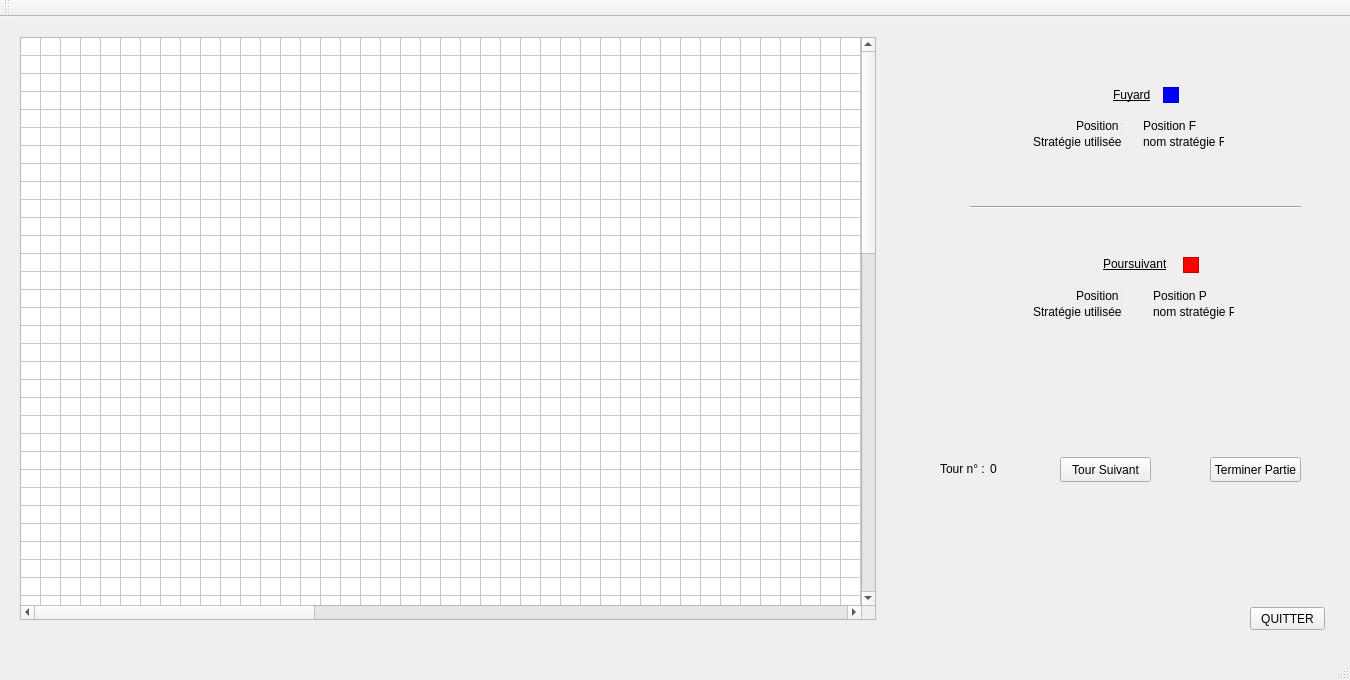
The window that mainwindow.ui (L3TZ/CoursePoursuite) describes before a commit, drawn with Qt 5.
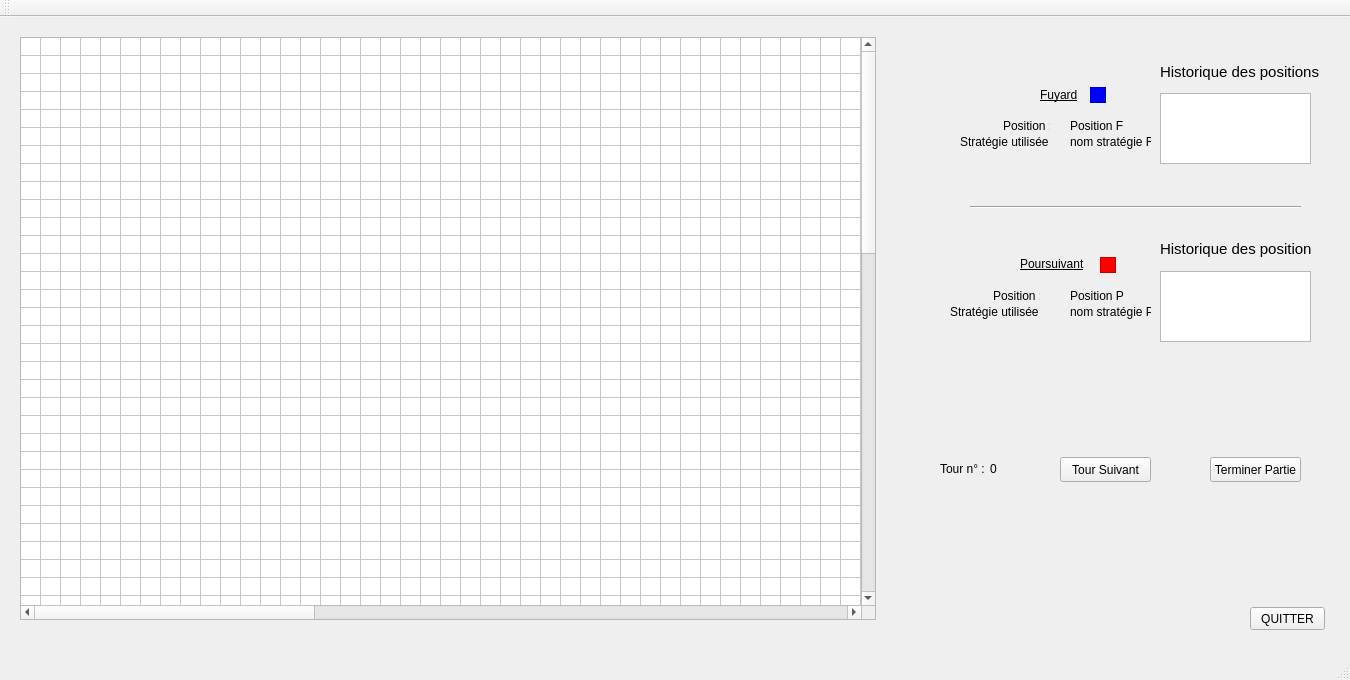
The same window after the commit.

Commit message: Ajout des méthodes pour l'affichage de l'historique des positions de P et F au cours du jeu. Ajout des méthodes pour afficher les anciennes positions de P ou F au clik sur les coordonnées.

```diff
--- a/mainwindow.ui
+++ b/mainwindow.ui
@@ -20,7 +20,7 @@
     </property>
     <property name="geometry">
      <rect>
-      <x>1113</x>
+      <x>1040</x>
       <y>67</y>
       <width>41</width>
       <height>21</height>
@@ -39,7 +39,7 @@
    <widget class="QLabel" name="labelP">
     <property name="geometry">
      <rect>
-      <x>1103</x>
+      <x>1020</x>
       <y>237</y>
       <width>71</width>
       <height>20</height>
@@ -316,7 +316,7 @@
    <widget class="QLabel" name="labelPosF">
     <property name="geometry">
      <rect>
-      <x>1143</x>
+      <x>1070</x>
       <y>101</y>
       <width>61</width>
       <height>16</height>
@@ -329,7 +329,7 @@
    <widget class="QLabel" name="labelStratF">
     <property name="geometry">
      <rect>
-      <x>1143</x>
+      <x>1070</x>
       <y>117</y>
       <width>81</width>
       <height>16</height>
@@ -342,7 +342,7 @@
    <widget class="QLabel" name="labelPosP">
     <property name="geometry">
      <rect>
-      <x>1153</x>
+      <x>1070</x>
       <y>271</y>
       <width>61</width>
       <height>16</height>
@@ -355,7 +355,7 @@
    <widget class="QLabel" name="labelStratP">
     <property name="geometry">
      <rect>
-      <x>1153</x>
+      <x>1070</x>
       <y>287</y>
       <width>81</width>
       <height>16</height>
@@ -423,7 +423,7 @@
    <widget class="QLabel" name="nom_positionF">
     <property name="geometry">
      <rect>
-      <x>1076</x>
+      <x>1003</x>
       <y>101</y>
       <width>47</width>
       <height>16</height>
@@ -436,7 +436,7 @@
    <widget class="QLabel" name="nom_positionP">
     <property name="geometry">
      <rect>
-      <x>1076</x>
+      <x>993</x>
       <y>271</y>
       <width>47</width>
       <height>16</height>
@@ -449,7 +449,7 @@
    <widget class="QLabel" name="nom_stratP">
     <property name="geometry">
      <rect>
-      <x>1033</x>
+      <x>950</x>
       <y>287</y>
       <width>91</width>
       <height>16</height>
@@ -462,7 +462,7 @@
    <widget class="QLabel" name="nom_stratF">
     <property name="geometry">
      <rect>
-      <x>1033</x>
+      <x>960</x>
       <y>117</y>
       <width>91</width>
       <height>16</height>
@@ -475,7 +475,7 @@
    <widget class="QGraphicsView" name="graphicsView">
     <property name="geometry">
      <rect>
-      <x>1163</x>
+      <x>1090</x>
       <y>70</y>
       <width>16</width>
       <height>16</height>
@@ -491,7 +491,7 @@
    <widget class="QGraphicsView" name="graphicsView_2">
     <property name="geometry">
      <rect>
-      <x>1183</x>
+      <x>1100</x>
       <y>240</y>
       <width>16</width>
       <height>16</height>
@@ -514,6 +514,62 @@
      <enum>Qt::Horizontal</enum>
     </property>
    </widget>
+   <widget class="QListWidget" name="histoP">
+    <property name="geometry">
+     <rect>
+      <x>1160</x>
+      <y>254</y>
+      <width>151</width>
+      <height>71</height>
+     </rect>
+    </property>
+   </widget>
+   <widget class="QListWidget" name="histoF">
+    <property name="geometry">
+     <rect>
+      <x>1160</x>
+      <y>76</y>
+      <width>151</width>
+      <height>71</height>
+     </rect>
+    </property>
+   </widget>
+   <widget class="QLabel" name="labelHistoF">
+    <property name="geometry">
+     <rect>
+      <x>1160</x>
+      <y>45</y>
+      <width>181</width>
+      <height>20</height>
+     </rect>
+    </property>
+    <property name="font">
+     <font>
+      <pointsize>11</pointsize>
+     </font>
+    </property>
+    <property name="text">
+     <string>Historique des positions</string>
+    </property>
+   </widget>
+   <widget class="QLabel" name="labelHistoP">
+    <property name="geometry">
+     <rect>
+      <x>1160</x>
+      <y>224</y>
+      <width>151</width>
+      <height>16</height>
+     </rect>
+    </property>
+    <property name="font">
+     <font>
+      <pointsize>11</pointsize>
+     </font>
+    </property>
+    <property name="text">
+     <string>Historique des positions</string>
+    </property>
+   </widget>
   </widget>
   <widget class="QMenuBar" name="menuBar">
    <property name="geometry">
```
The commit also changes 2 other files.
